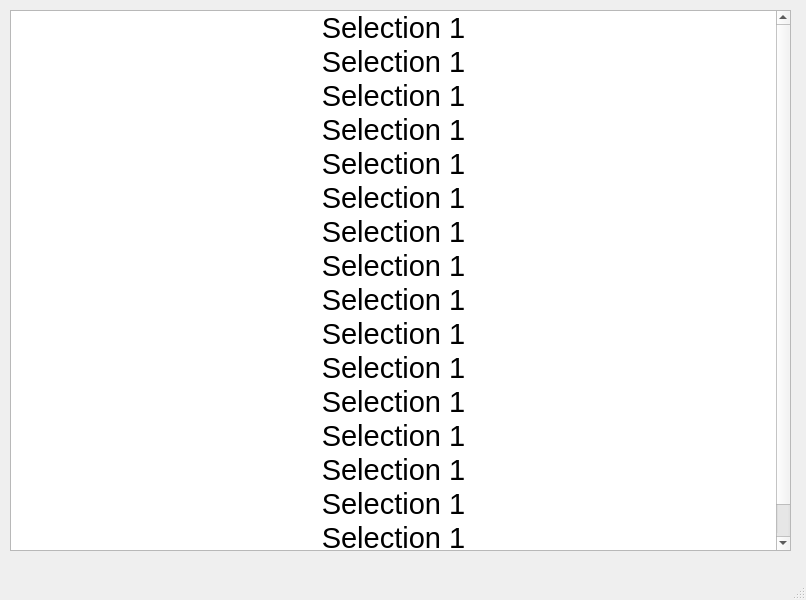
Old version of the form main.ui in the repository alilakho/ChristmasShowSelector.
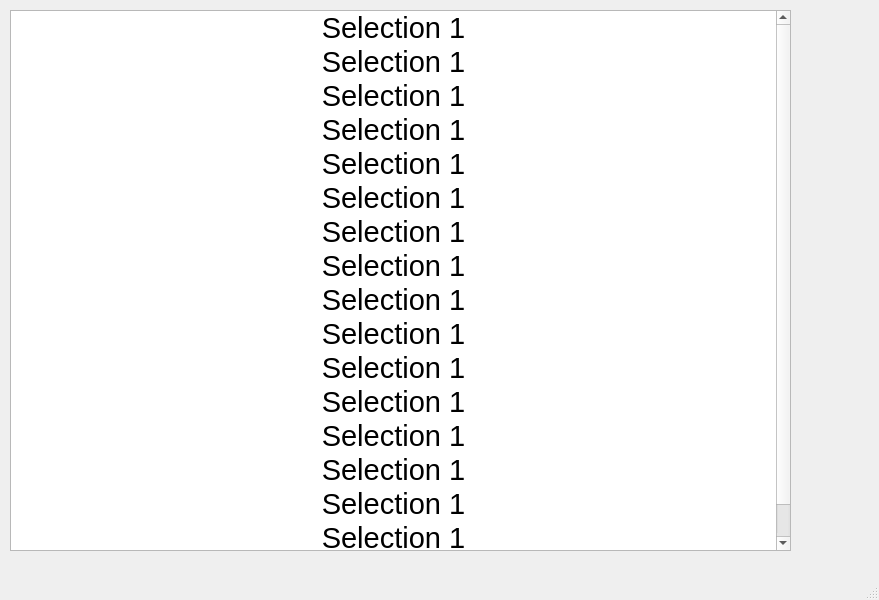
New version of the form. Icons and pictures are not drawn.

Patch:
```diff
--- a/main.ui
+++ b/main.ui
@@ -6,7 +6,7 @@
    <rect>
     <x>0</x>
     <y>0</y>
-    <width>806</width>
+    <width>879</width>
     <height>600</height>
    </rect>
   </property>
```
Left out of the diff: 5 changed lines with no effect on the pictures.
